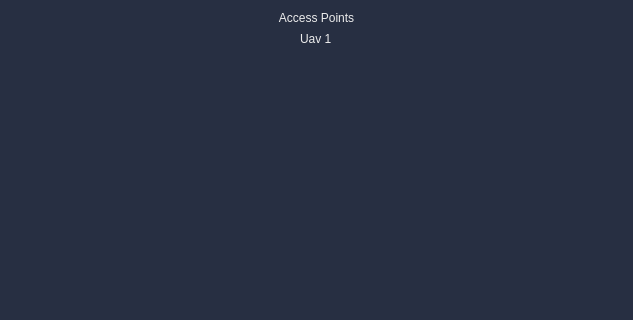
Above: src/rqt_gcs/resources/AccessPointsMenu.ui from CSUN-SERL/lcar-bot before the change; both pictures show x 0 to 633 and y 0 to 320 of the 633 by 584 pixel window. Below: the same form after it.
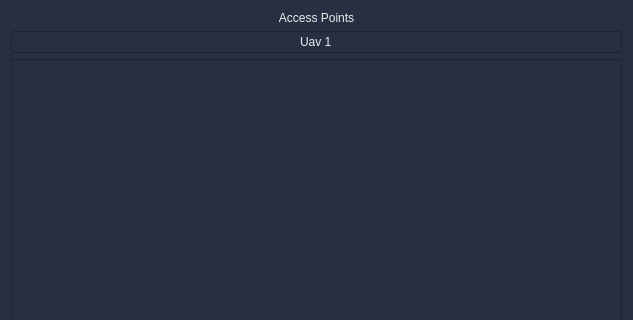
That is the form after the change.

```diff
--- a/src/rqt_gcs/resources/AccessPointsMenu.ui
+++ b/src/rqt_gcs/resources/AccessPointsMenu.ui
@@ -22,7 +22,7 @@
   <property name="styleSheet">
    <string notr="true">background-color: rgb(39, 47, 66);
 color: rgb(236, 236, 236);
-border-radius: 5px;</string>
+/*border-radius: 5px;*/</string>
   </property>
   <layout class="QGridLayout" name="gridLayout_2">
    <item row="0" column="0">
@@ -58,8 +58,8 @@
        <rect>
         <x>0</x>
         <y>0</y>
-        <width>615</width>
-        <height>518</height>
+        <width>613</width>
+        <height>508</height>
        </rect>
       </property>
       <layout class="QGridLayout" name="gridLayout">
```
